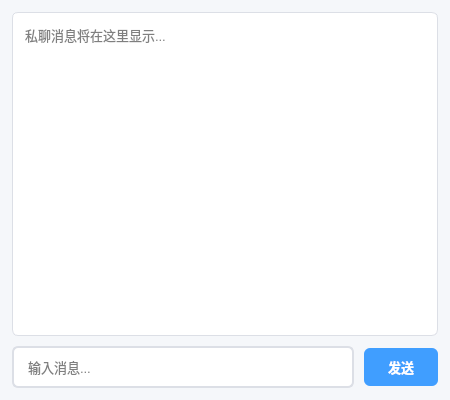
First picture: the form in tcpClient/forms/privatechat.ui, repository knightxunxi/clouddisk, before the edit.
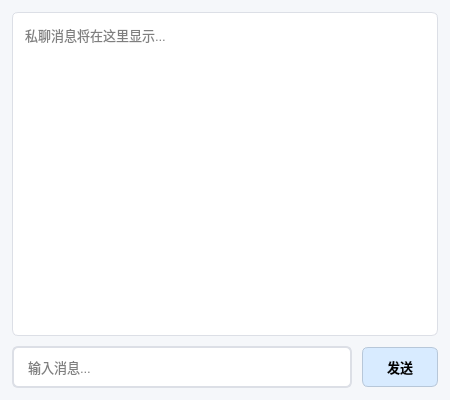
Second picture: the form after the edit.

Patch:
```diff
--- a/tcpClient/forms/privatechat.ui
+++ b/tcpClient/forms/privatechat.ui
@@ -65,6 +65,8 @@
     border: 2px solid #dcdfe6;
     border-radius: 6px;
     background-color: #ffffff;
+    color: #000000;
+    placeholder-text-color: #606266;
     font-size: 13px;
     min-height: 22px;
 }
@@ -89,10 +91,10 @@
          <property name="styleSheet">
           <string notr="true">QPushButton {
     padding: 8px 24px;
-    border: none;
+    border: 1px solid #b7c7d9;
     border-radius: 6px;
-    background-color: #409eff;
-    color: #ffffff;
+    background-color: #d8ebff;
+    color: #000000;
     font-size: 13px;
     font-weight: bold;
     min-height: 22px;
```
Left out of the diff: 5 changed lines with no effect on the pictures.
